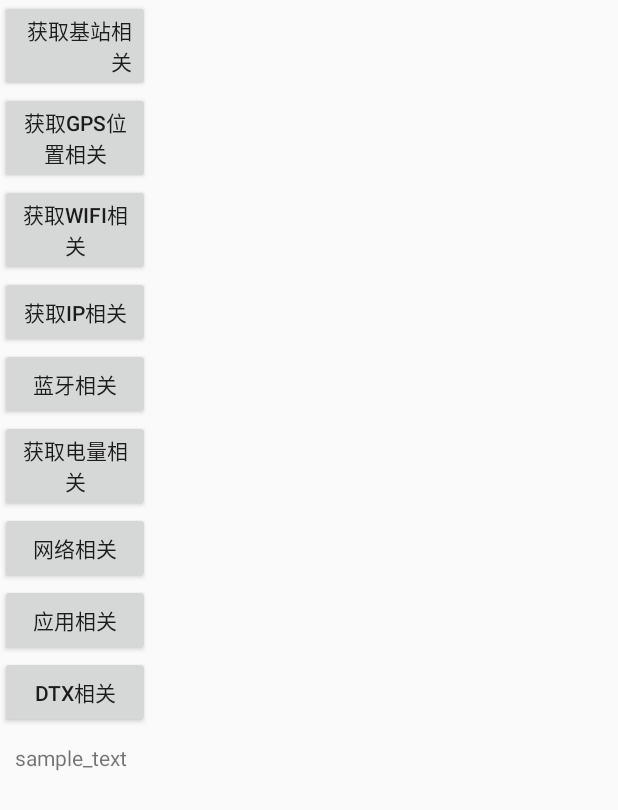
After one commit to DarrenTianYe/Xposed_inlineHook_64_32, an Android app: the layout activity_main.xml on its own in the app's theme, with its tools: preview values and no code run, on a phone screen of 412 x 824 dp. The commit adds this screen. Shown: the top 810 px of the screen. Run offline under Robolectric (Android 15) with nearby library versions, the phone set to English and light mode, and no system bars.

Commit message:
update the code

```diff
--- a/app/build.gradle
+++ b/app/build.gradle
@@ -13,8 +13,8 @@ android {
 
         ndk {
             //选择要添加的对应cpu类型的.so库。
-            abiFilters  'armeabi-v7a'
-           // abiFilters  'arm64-v8a'
+           // abiFilters  'armeabi-v7a'
+            abiFilters  'arm64-v8a'
             // 还可以添加 armeabi-v7a
             // 'arm64-v8a', 64 bit ARM architecture,it can use v7 version
             //              unless you are too much concerned about performance
--- a/app/src/main/AndroidManifest.xml
+++ b/app/src/main/AndroidManifest.xml
@@ -7,6 +7,7 @@
         android:label="@string/app_name"
         android:roundIcon="@mipmap/ic_launcher_round"
         android:supportsRtl="true"
+        android:name=".reflect.CustomApplication"
         android:theme="@style/AppTheme" >
 
         <meta-data
--- a/app/src/main/java/com/system/installer/acc/JNI.java
+++ b/app/src/main/java/com/system/installer/acc/JNI.java
@@ -13,7 +13,7 @@ public class JNI {
         return gJni;
     }
 
-    public native String myTest32();
+    public native String myTest32(Context context);
     public native String myTest64(Context context);
     public native String myTestComm(Context context);
 }
--- a/app/src/main/java/com/system/installer/acc/HuaweiLoader.java
+++ b/app/src/main/java/com/system/installer/acc/reflect/HuaweiLoader.java
@@ -1,4 +1,4 @@
-package com.system.installer.acc;
+package com.system.installer.acc.reflect;
 
 import android.app.Application;
 import android.content.Context;
--- /dev/null
+++ b/app/src/main/res/layout/activity_main.xml
@@ -0,0 +1,92 @@
+<?xml version="1.0" encoding="utf-8"?>
+<ScrollView xmlns:android="http://schemas.android.com/apk/res/android"
+xmlns:tools="http://schemas.android.com/tools"
+android:layout_width="fill_parent"
+android:layout_height="fill_parent"
+android:orientation="vertical" >
+
+
+    <RelativeLayout
+        android:layout_width="fill_parent"
+        android:layout_height="fill_parent">
+
+        <Button
+            android:id="@+id/button1"
+            android:layout_width="100dp"
+            android:layout_height="wrap_content"
+            android:gravity="right"
+            android:text="获取基站相关" />
+
+        <Button
+            android:id="@+id/button2"
+            android:layout_width="100dp"
+            android:layout_height="wrap_content"
+            android:layout_below="@+id/button1"
+            android:text="获取GPS位置相关" />
+
+        <Button
+            android:id="@+id/button3"
+            android:layout_width="100dp"
+            android:layout_height="wrap_content"
+            android:layout_below="@+id/button2"
+            android:text="获取wifi相关" />
+
+        <Button
+            android:id="@+id/button4"
+            android:layout_width="100dp"
+            android:layout_height="wrap_content"
+            android:layout_below="@+id/button3"
+            android:text="获取IP相关" />
+
+        <Button
+            android:id="@+id/button5_bluetooth"
+            android:layout_width="100dp"
+            android:layout_height="wrap_content"
+            android:layout_below="@+id/button4"
+            android:text="蓝牙相关" />
+
+        <Button
+            android:id="@+id/button6_battery"
+            android:layout_width="100dp"
+            android:layout_height="wrap_content"
+            android:layout_below="@+id/button5_bluetooth"
+            android:text="获取电量相关" />
+
+        <Button
+            android:id="@+id/button_net"
+            android:layout_width="100dp"
+            android:layout_height="wrap_content"
+            android:layout_below="@+id/button6_battery"
+            android:text="网络相关" />
+
+        <Button
+            android:id="@+id/button_appInfo"
+            android:layout_width="100dp"
+            android:layout_height="wrap_content"
+            android:layout_below="@+id/button_net"
+            android:text="应用相关" />
+
+        <Button
+            android:id="@+id/button_dtx"
+            android:layout_width="100dp"
+            android:layout_height="wrap_content"
+            android:layout_below="@+id/button_appInfo"
+            android:text="DTX相关" />
+
+
+        <TextView
+            android:id="@+id/sample_text"
+            android:layout_width="match_parent"
+            android:layout_height="wrap_content"
+            android:layout_below="@+id/button_dtx"
+            android:layout_alignParentEnd="true"
+            android:layout_marginEnd="5dp"
+            android:fadeScrollbars="false"
+            android:padding="15px"
+            android:scrollbars="vertical"
+            android:text="sample_text" />
+
+
+    </RelativeLayout>
+
+</ScrollView>
```
Also changed, not shown: app/src/main/java/com/system/installer/acc/MainActivity.java (+28 -4 lines), app/src/main/java/com/system/installer/acc/reflect/CustomApplication.java (added, +16 -0 lines), 4 other files.
